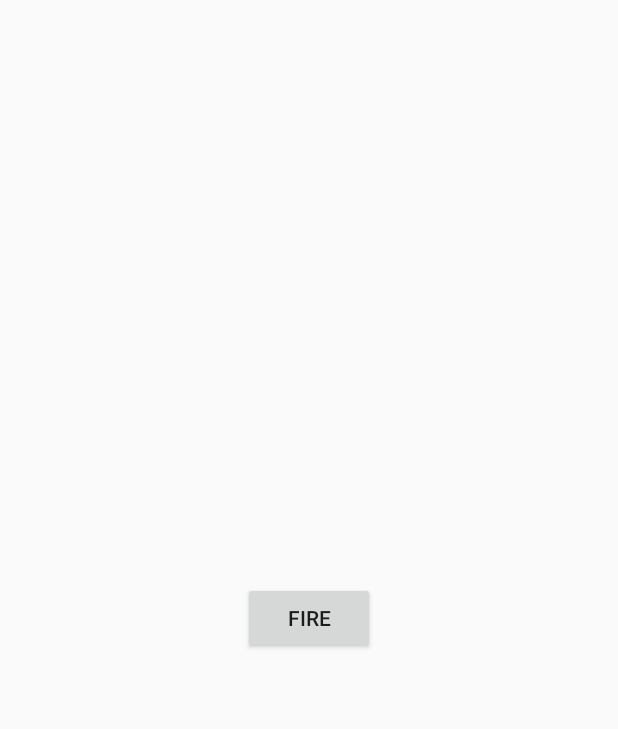
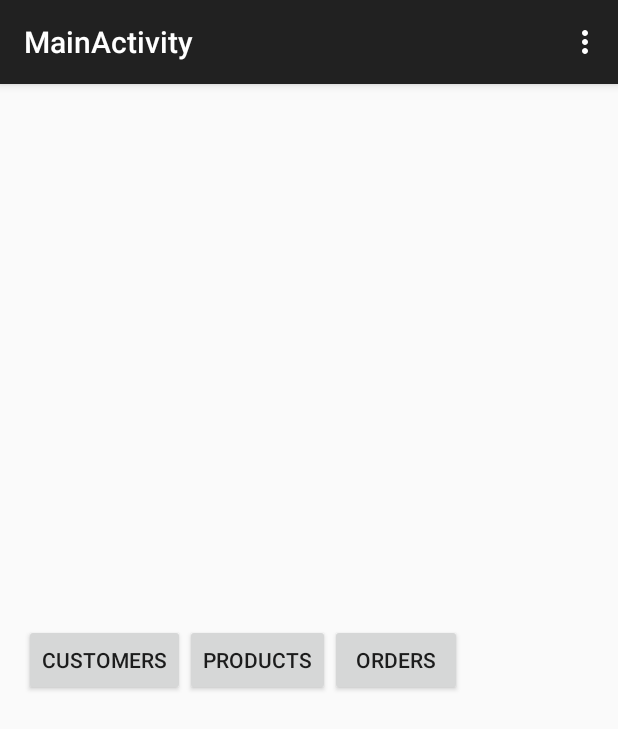
Before and after one commit to alexhzr/Billtastic-for-Android, an Android app: the MainActivity screen opened directly, with no data from a screen before it, on a phone screen of 412 x 824 dp. Shown: the top 729 px of the screen. Run offline under Robolectric (Android 15) with nearby library versions, the phone set to English and light mode, and no system bars; libraries missing offline, so code that uses them is left out: com.loopj.android.

Commit message:
Few changes

```diff
--- a/app/src/main/res/layout/activity_main.xml
+++ b/app/src/main/res/layout/activity_main.xml
@@ -17,10 +17,31 @@
     <Button
         android:layout_width="wrap_content"
         android:layout_height="wrap_content"
-        android:text="FIRE"
+        android:text="customers"
         android:id="@+id/button"
+        android:onClick="customers"
         android:layout_centerVertical="true"
-        android:layout_centerHorizontal="true"
-        android:onClick="fire" />
+        android:layout_alignParentLeft="true"
+        android:layout_alignParentStart="true" />
+
+    <Button
+        android:layout_width="wrap_content"
+        android:layout_height="wrap_content"
+        android:text="products"
+        android:id="@+id/button2"
+        android:layout_alignTop="@+id/button"
+        android:layout_toRightOf="@+id/button"
+        android:layout_toEndOf="@+id/button"
+        android:onClick="products" />
+
+    <Button
+        android:layout_width="wrap_content"
+        android:layout_height="wrap_content"
+        android:text="orders"
+        android:id="@+id/button3"
+        android:layout_alignTop="@+id/button2"
+        android:layout_toRightOf="@+id/button2"
+        android:layout_toEndOf="@+id/button2"
+        android:onClick="orders" />
 
 </RelativeLayout>
--- a/app/src/main/res/values/styles.xml
+++ b/app/src/main/res/values/styles.xml
@@ -1,7 +1,7 @@
 <resources>
 
     <!-- Base application theme. -->
-    <style name="AppTheme" parent="Theme.AppCompat.Light.NoActionBar">
+    <style name="AppTheme" parent="Theme.AppCompat.Light.DarkActionBar">
         <!-- Customize your theme here. -->
     </style>
 
```
Also changed, not shown: app/src/main/AndroidManifest.xml (+4 -4 lines), app/src/main/java/com/alexhzr/billtastic/activities/MainActivity.java (+40 -53 lines), app/src/main/java/com/alexhzr/billtastic/fragments/Products.java (+1 -6 lines).
